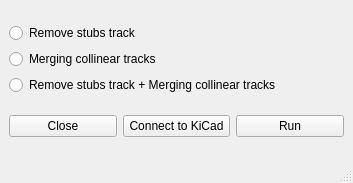
Before: the Qt Designer form gui.ui in thanhduongvs/kicad-track-optimizer, drawn with Qt 5.
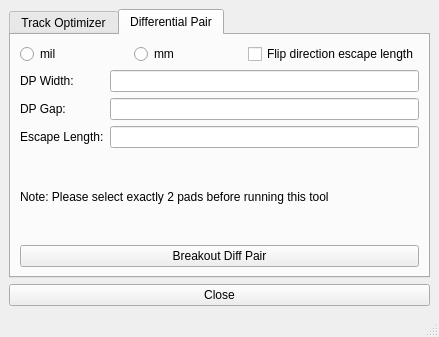
After: the same form once the commit is applied. The open tabs and pages were chosen to show the change.

Commit message: add diff pair

Diff of the .ui file:
```diff
--- a/gui.ui
+++ b/gui.ui
@@ -6,8 +6,8 @@
    <rect>
     <x>0</x>
     <y>0</y>
-    <width>353</width>
-    <height>183</height>
+    <width>439</width>
+    <height>337</height>
    </rect>
   </property>
   <property name="windowTitle">
@@ -15,62 +15,161 @@
   </property>
   <widget class="QWidget" name="centralwidget">
    <layout class="QGridLayout" name="gridLayout_3">
-    <item row="1" column="0">
+    <item row="0" column="0">
      <layout class="QVBoxLayout" name="verticalLayout">
       <property name="sizeConstraint">
        <enum>QLayout::SizeConstraint::SetMinimumSize</enum>
       </property>
-      <item>
-       <layout class="QHBoxLayout" name="horizontalLayout_2">
+     </layout>
+    </item>
+    <item row="1" column="0">
+     <widget class="QTabWidget" name="tabWidget">
+      <property name="currentIndex">
+       <number>0</number>
+      </property>
+      <widget class="QWidget" name="tab">
+       <attribute name="title">
+        <string>Track Optimizer</string>
+       </attribute>
+       <layout class="QVBoxLayout" name="verticalLayout_2">
         <item>
-         <widget class="QPushButton" name="buttonClose">
-          <property name="text">
-           <string>Close</string>
-          </property>
-         </widget>
+         <layout class="QVBoxLayout" name="verticalLayout_3">
+          <item>
+           <widget class="QRadioButton" name="radioRemove">
+            <property name="text">
+             <string>Remove stubs track</string>
+            </property>
+           </widget>
+          </item>
+          <item>
+           <widget class="QRadioButton" name="radioMerg">
+            <property name="text">
+             <string>Merging collinear tracks</string>
+            </property>
+           </widget>
+          </item>
+          <item>
+           <widget class="QRadioButton" name="radioTotal">
+            <property name="text">
+             <string>Remove stubs track + Merging collinear tracks</string>
+            </property>
+           </widget>
+          </item>
+          <item>
+           <widget class="QPushButton" name="buttonConnect">
+            <property name="text">
+             <string>Connect to KiCad</string>
+            </property>
+           </widget>
+          </item>
+          <item>
+           <widget class="QPushButton" name="buttonRun">
+            <property name="text">
+             <string>Run</string>
+            </property>
+           </widget>
+          </item>
+         </layout>
         </item>
+       </layout>
+      </widget>
+      <widget class="QWidget" name="tab_2">
+       <attribute name="title">
+        <string>Differential Pair</string>
+       </attribute>
+       <layout class="QVBoxLayout" name="verticalLayout_5">
         <item>
-         <widget class="QPushButton" name="buttonConnect">
-          <property name="text">
-           <string>Connect to KiCad</string>
-          </property>
-         </widget>
+         <layout class="QHBoxLayout" name="horizontalLayout">
+          <item>
+           <widget class="QRadioButton" name="radioMil">
+            <property name="text">
+             <string>mil</string>
+            </property>
+           </widget>
+          </item>
+          <item>
+           <widget class="QRadioButton" name="radioMM">
+            <property name="text">
+             <string>mm</string>
+            </property>
+           </widget>
+          </item>
+          <item>
+           <widget class="QCheckBox" name="checkFlip">
+            <property name="text">
+             <string>Flip direction escape length</string>
+            </property>
+           </widget>
+          </item>
+         </layout>
         </item>
         <item>
-         <widget class="QPushButton" name="buttonRun">
-          <property name="text">
-           <string>Run</string>
-          </property>
-         </widget>
+         <layout class="QVBoxLayout" name="verticalLayout_4">
+          <item>
+           <layout class="QGridLayout" name="gridLayout">
+            <item row="1" column="1">
+             <widget class="QLineEdit" name="editGap"/>
+            </item>
+            <item row="0" column="1">
+             <widget class="QLineEdit" name="editWidth"/>
+            </item>
+            <item row="0" column="0">
+             <widget class="QLabel" name="label">
+              <property name="text">
+               <string>DP Width:</string>
+              </property>
+             </widget>
+            </item>
+            <item row="2" column="1">
+             <widget class="QLineEdit" name="editLength"/>
+            </item>
+            <item row="1" column="0">
+             <widget class="QLabel" name="label_2">
+              <property name="text">
+               <string>DP Gap:</string>
+              </property>
+             </widget>
+            </item>
+            <item row="2" column="0">
+             <widget class="QLabel" name="label_3">
+              <property name="text">
+               <string>Escape Length:</string>
+              </property>
+             </widget>
+            </item>
+           </layout>
+          </item>
+          <item>
+           <widget class="QLabel" name="label_4">
+            <property name="font">
+             <font>
+              <bold>false</bold>
+             </font>
+            </property>
+            <property name="text">
+             <string>Note: Please select exactly 2 pads before running this tool</string>
+            </property>
+           </widget>
+          </item>
+          <item>
+           <widget class="QPushButton" name="buttonBreakout">
+            <property name="text">
+             <string>Breakout Diff Pair</string>
+            </property>
+           </widget>
+          </item>
+         </layout>
         </item>
        </layout>
-      </item>
-     </layout>
+      </widget>
+     </widget>
     </item>
-    <item row="0" column="0">
-     <layout class="QVBoxLayout" name="verticalLayout_3">
-      <item>
-       <widget class="QRadioButton" name="radioRemove">
-        <property name="text">
-         <string>Remove stubs track</string>
-        </property>
-       </widget>
-      </item>
-      <item>
-       <widget class="QRadioButton" name="radioMerg">
-        <property name="text">
-         <string>Merging collinear tracks</string>
-        </property>
-       </widget>
-      </item>
-      <item>
-       <widget class="QRadioButton" name="radioTotal">
-        <property name="text">
-         <string>Remove stubs track + Merging collinear tracks</string>
-        </property>
-       </widget>
-      </item>
-     </layout>
+    <item row="2" column="0">
+     <widget class="QPushButton" name="buttonClose">
+      <property name="text">
+       <string>Close</string>
+      </property>
+     </widget>
     </item>
    </layout>
   </widget>
```
Left out of the diff: 2 changed lines with no effect on the pictures. The commit also changes 8 other files.
